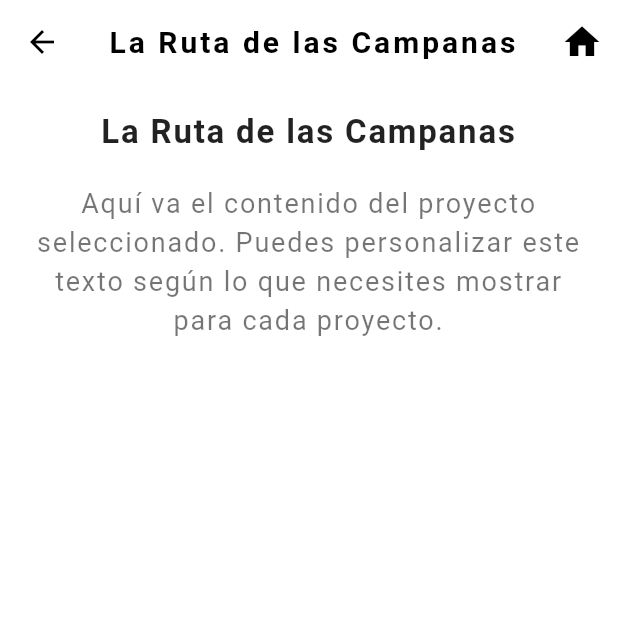
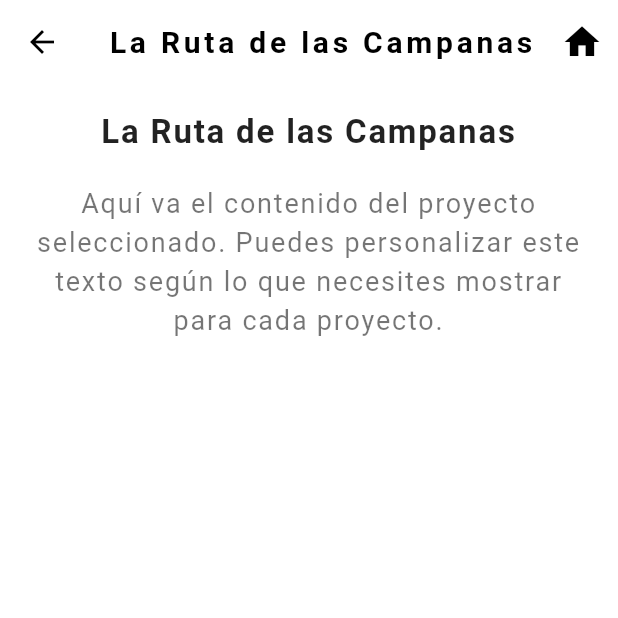
Before and after one commit to JiDomusic/emi_arias, a Flutter app: the screen it shows after launch, after a tap on "La Ruta de las Campanas", on a phone screen of 412 x 824 dp, the top half of it. Run offline on Flutter 3.47's test engine with Material 3 defaults, Android fonts, the phone set to English and light mode, and no system bars; our stand-ins replace font_awesome_flutter; Roboto replaces fonts that are missing (Roboto-Light, Roboto-Medium); project files that could hold a hidden picture were left out.

Commit message:
CON LETTERSPACING WIDGET // ALINEACION HERRAMIENTA

```diff
--- a/lib/main.dart
+++ b/lib/main.dart
@@ -20,29 +20,29 @@ class EmilianaAriasApp extends StatelessWidget {
         scaffoldBackgroundColor: Colors.white,
         appBarTheme: const AppBarTheme(
           backgroundColor: Colors.white,
-          elevation: 25, // Sombra ligera
+          elevation: 50, // Sombra ligera
           iconTheme: IconThemeData(color: Colors.black),
         ),
         fontFamily: 'Roboto-Light',
         textTheme: const TextTheme(
           titleLarge: TextStyle(
             fontFamily: 'Roboto-Regular',
-            fontSize: 24, // Tamaño de fuente ajustado
+            fontSize: 30, // Tamaño reducido
             fontWeight: FontWeight.bold,
             color: Colors.black,
-            letterSpacing: 2.0, // Espaciado entre letras
+            letterSpacing: 2.5, // Espaciado entre letras
           ),
           bodyLarge: TextStyle(
             fontFamily: 'Roboto-Light',
-            fontSize: 18,
+            fontSize: 35, // Tamaño ajustado
             color: Colors.black,
-            letterSpacing: 1.5, // Espaciado entre letras
+            letterSpacing: 1.5,
           ),
           bodyMedium: TextStyle(
             fontFamily: 'Roboto-Light',
-            fontSize: 16,
+            fontSize: 12, // Tamaño ajustado
             color: Colors.black,
-            letterSpacing: 1.2, // Espaciado entre letras
+            letterSpacing: 1.2,
           ),
         ),
       ),
@@ -61,10 +61,10 @@ class HomePage extends StatelessWidget {
         title: const Text(
           'Emiliana Arias',
           style: TextStyle(
-            fontSize: 20, // Ajustado para que no sea tan grande
+            fontSize: 30, // Ajustado para que no sea tan grande
             fontWeight: FontWeight.w900,
             color: Colors.black,
-            letterSpacing: 2.5, // Espaciado entre letras
+            letterSpacing: 5.5, // Espaciado entre letras
           ),
         ),
         centerTitle: true,
@@ -78,27 +78,51 @@ class HomePage extends StatelessWidget {
               _WhiteBackgroundSection(
                 child: ProjectSection(
                   title: 'La Ruta de las Campanas',
+                  textStyle: TextStyle(
+                    fontSize: 32, // Tamaño reducido
+                    fontWeight: FontWeight.w600,
+                    color: Colors.black,
+                    letterSpacing: 2.0, // Espaciado entre letras
+                  ),
                 ),
               ),
-              SizedBox(height: 80),
+              SizedBox(height: 50),
               _WhiteBackgroundSection(
                 child: ProjectSection(
                   title: 'Lutheria',
+                  textStyle: TextStyle(
+                    fontSize: 50, // Tamaño reducido
+                    fontWeight: FontWeight.w600,
+                    color: Colors.black,
+                    letterSpacing: 25.0, // Espaciado entre letras
+                  ),
                 ),
               ),
-              SizedBox(height: 80),
+              SizedBox(height: 50),
               _WhiteBackgroundSection(
                 child: ProjectSection(
                   title: 'Percusión',
+                  textStyle: TextStyle(
+                    fontSize: 40, // Tamaño reducido
+                    fontWeight: FontWeight.w600,
+                    color: Colors.black,
+                    letterSpacing: 23.0, // Espaciado entre letras
+                  ),
                 ),
               ),
-              SizedBox(height: 80),
+              SizedBox(height: 50),
               _WhiteBackgroundSection(
                 child: ProjectSection(
                   title: 'Performances',
+                  textStyle: TextStyle(
+                    fontSize: 33, // Tamaño reducido
+                    fontWeight: FontWeight.w600,
+                    color: Colors.black,
+                    letterSpacing: 14.0, // Espaciado entre letras
+                  ),
                 ),
               ),
-              SizedBox(height: 80),
+              SizedBox(height: 50),
               _WhiteBackgroundSection(
                 child: ContactLinks(),
               ),
--- a/lib/project_section.dart
+++ b/lib/project_section.dart
@@ -3,10 +3,12 @@ import 'package:flutter/material.dart';
 
 class ProjectSection extends StatelessWidget {
   final String title;
+  final TextStyle? textStyle;
 
   const ProjectSection({
     super.key,
     required this.title,
+    this.textStyle, // Permite pasar un estilo desde el constructor
   });
 
   void navigateToProjectDetail(BuildContext context) {
@@ -20,6 +22,9 @@ class ProjectSection extends StatelessWidget {
 
   @override
   Widget build(BuildContext context) {
+    // Usamos el estilo global si no se pasa un estilo específico
+    final defaultStyle = Theme.of(context).textTheme.displaySmall;
+
     return GestureDetector(
       onTap: () => navigateToProjectDetail(context),
       child: Container(
@@ -33,17 +38,11 @@ class ProjectSection extends StatelessWidget {
           children: [
             Expanded(
               child: FittedBox(
-                fit: BoxFit.fitWidth, // Ajuste automático al contenedor
+                fit: BoxFit.scaleDown, // Ajuste automático al contenedor
                 child: Text(
                   title,
                   textAlign: TextAlign.center,
-                  style: const TextStyle(
-                    fontFamily: 'Roboto-light',
-                    fontSize:
-                        24, // Usamos el mismo tamaño de fuente que en main.dart
-                    fontWeight: FontWeight.bold,
-                    color: Colors.black87,
-                  ),
+                  style: textStyle ?? defaultStyle, // Estilo aplicado
                 ),
               ),
             ),
```
